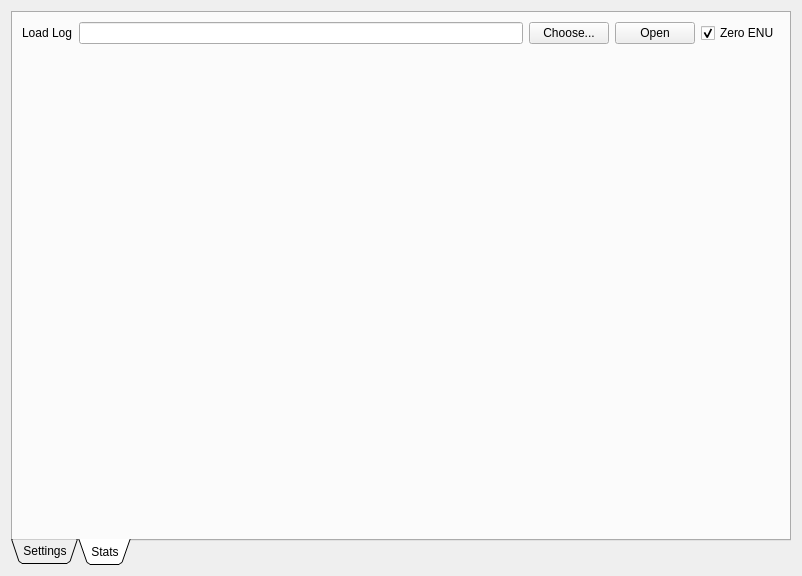
vedderb/rise_sdvp, file Linux/RC_Car_Tool/networklogger.ui: the form before one commit.
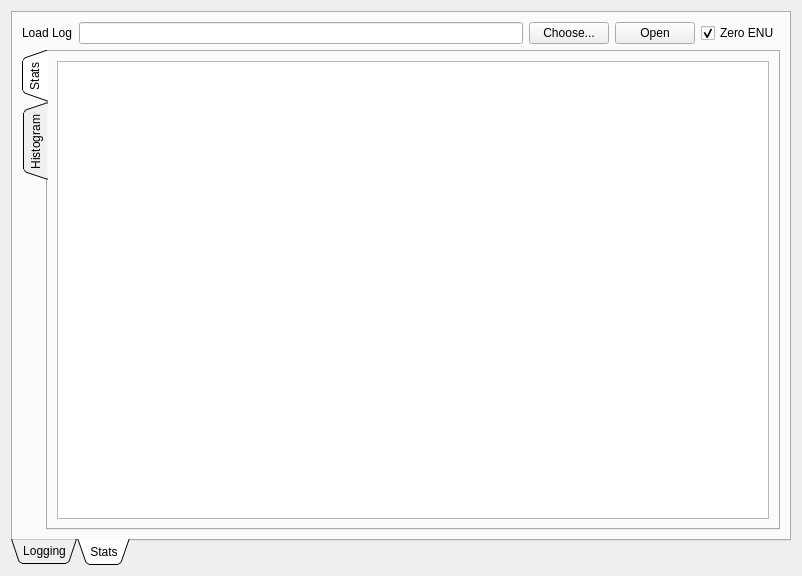
The form after the commit. The open tabs and pages were chosen to show the change. Custom widgets are drawn as their Qt base class.

```diff
--- a/Linux/RC_Car_Tool/networklogger.ui
+++ b/Linux/RC_Car_Tool/networklogger.ui
@@ -27,7 +27,7 @@
      </property>
      <widget class="QWidget" name="tab">
       <attribute name="title">
-       <string>Settings</string>
+       <string>Logging</string>
       </attribute>
       <layout class="QVBoxLayout" name="verticalLayout_4">
        <item>
@@ -205,7 +205,7 @@
       <attribute name="title">
        <string>Stats</string>
       </attribute>
-      <layout class="QVBoxLayout" name="verticalLayout_3">
+      <layout class="QVBoxLayout" name="verticalLayout_2">
        <item>
         <layout class="QHBoxLayout" name="horizontalLayout">
          <item>
@@ -245,17 +245,43 @@
         </layout>
        </item>
        <item>
-        <spacer name="verticalSpacer">
-         <property name="orientation">
-          <enum>Qt::Vertical</enum>
+        <widget class="QTabWidget" name="tabWidget_2">
+         <property name="tabPosition">
+          <enum>QTabWidget::West</enum>
          </property>
-         <property name="sizeHint" stdset="0">
-          <size>
-           <width>20</width>
-           <height>469</height>
-          </size>
+         <property name="tabShape">
+          <enum>QTabWidget::Triangular</enum>
          </property>
-        </spacer>
+         <property name="currentIndex">
+          <number>0</number>
+         </property>
+         <widget class="QWidget" name="tab_2">
+          <attribute name="title">
+           <string>Stats</string>
+          </attribute>
+          <layout class="QVBoxLayout" name="verticalLayout_5">
+           <item>
+            <widget class="QTextBrowser" name="statBrowser">
+             <property name="font">
+              <font>
+               <family>Monospace</family>
+              </font>
+             </property>
+            </widget>
+           </item>
+          </layout>
+         </widget>
+         <widget class="QWidget" name="tab_4">
+          <attribute name="title">
+           <string>Histogram</string>
+          </attribute>
+          <layout class="QVBoxLayout" name="verticalLayout_3">
+           <item>
+            <widget class="QCustomPlot" name="statHistogramPlot" native="true"/>
+           </item>
+          </layout>
+         </widget>
+        </widget>
        </item>
       </layout>
      </widget>
@@ -263,6 +289,14 @@
    </item>
   </layout>
  </widget>
+ <customwidgets>
+  <customwidget>
+   <class>QCustomPlot</class>
+   <extends>QWidget</extends>
+   <header>qcustomplot.h</header>
+   <container>1</container>
+  </customwidget>
+ </customwidgets>
  <resources/>
  <connections/>
 </ui>
```
